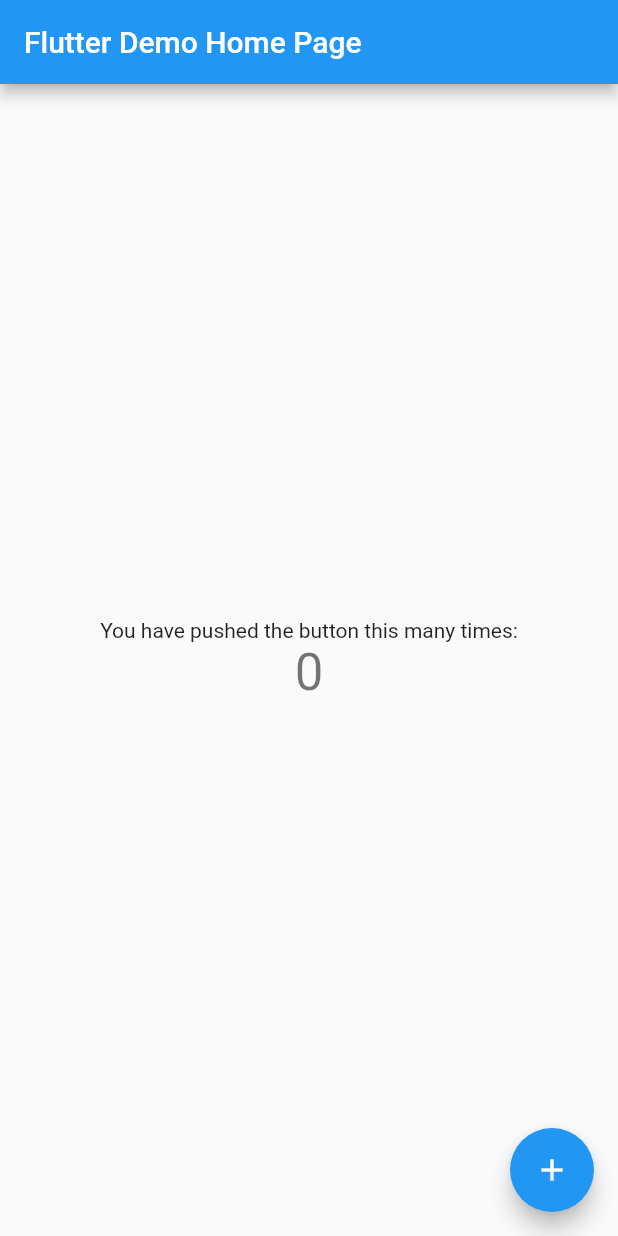
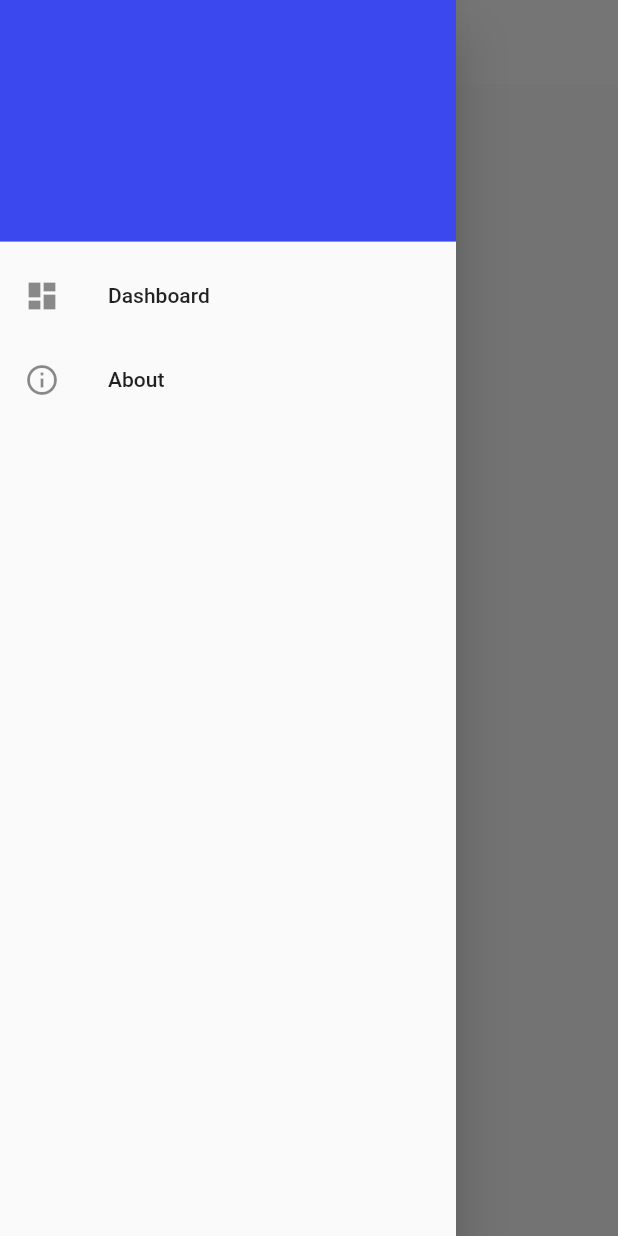
Before and after one commit to Mateusmsouza/show_my_ip, a Flutter app: the screen it shows after launch, with the side drawer open (before the commit the screen has no drawer), on a phone screen of 412 x 824 dp. Run offline on Flutter 3.47's test engine with Material 2 defaults, Android fonts, the phone set to English and light mode, and no system bars; our stand-ins replace flutter_native_splash.

Commit message:
added screens and widgets package

```diff
--- a/lib/main.dart
+++ b/lib/main.dart
@@ -1,115 +1,26 @@
+import 'dart:io';
+
+import 'package:flutter/foundation.dart';
 import 'package:flutter/material.dart';
+import 'package:flutter_native_splash/flutter_native_splash.dart';
+import 'package:show_my_ip/screens/home.dart';
 
 void main() {
+  WidgetsBinding widgetsBinding = WidgetsFlutterBinding.ensureInitialized();
+  FlutterNativeSplash.preserve(widgetsBinding: widgetsBinding);
   runApp(const MyApp());
+  FlutterNativeSplash.remove();
 }
 
 class MyApp extends StatelessWidget {
   const MyApp({Key? key}) : super(key: key);
 
-  // This widget is the root of your application.
   @override
   Widget build(BuildContext context) {
     return MaterialApp(
-      title: 'Flutter Demo',
-      theme: ThemeData(
-        // This is the theme of your application.
-        //
-        // Try running your application with "flutter run". You'll see the
-        // application has a blue toolbar. Then, without quitting the app, try
-        // changing the primarySwatch below to Colors.green and then invoke
-        // "hot reload" (press "r" in the console where you ran "flutter run",
-        // or simply save your changes to "hot reload" in a Flutter IDE).
-        // Notice that the counter didn't reset back to zero; the application
-        // is not restarted.
-        primarySwatch: Colors.blue,
-      ),
-      home: const MyHomePage(title: 'Flutter Demo Home Page'),
+      debugShowCheckedModeBanner: kDebugMode,
+      theme: ThemeData(),
+      home: const Home(),
     );
   }
 }
-
-class MyHomePage extends StatefulWidget {
-  const MyHomePage({Key? key, required this.title}) : super(key: key);
-
-  // This widget is the home page of your application. It is stateful, meaning
-  // that it has a State object (defined below) that contains fields that affect
-  // how it looks.
-
-  // This class is the configuration for the state. It holds the values (in this
-  // case the title) provided by the parent (in this case the App widget) and
-  // used by the build method of the State. Fields in a Widget subclass are
-  // always marked "final".
-
-  final String title;
-
-  @override
-  State<MyHomePage> createState() => _MyHomePageState();
-}
-
-class _MyHomePageState extends State<MyHomePage> {
-  int _counter = 0;
-
-  void _incrementCounter() {
-    setState(() {
-      // This call to setState tells the Flutter framework that something has
-      // changed in this State, which causes it to rerun the build method below
-      // so that the display can reflect the updated values. If we changed
-      // _counter without calling setState(), then the build method would not be
-      // called again, and so nothing would appear to happen.
-      _counter++;
-    });
-  }
-
-  @override
-  Widget build(BuildContext context) {
-    // This method is rerun every time setState is called, for instance as done
-    // by the _incrementCounter method above.
-    //
-    // The Flutter framework has been optimized to make rerunning build methods
-    // fast, so that you can just rebuild anything that needs updating rather
-    // than having to individually change instances of widgets.
-    return Scaffold(
-      appBar: AppBar(
-        // Here we take the value from the MyHomePage object that was created by
-        // the App.build method, and use it to set our appbar title.
-        title: Text(widget.title),
-      ),
-      body: Center(
-        // Center is a layout widget. It takes a single child and positions it
-        // in the middle of the parent.
-        child: Column(
-          // Column is also a layout widget. It takes a list of children and
-          // arranges them vertically. By default, it sizes itself to fit its
-          // children horizontally, and tries to be as tall as its parent.
-          //
-          // Invoke "debug painting" (press "p" in the console, choose the
-          // "Toggle Debug Paint" action from the Flutter Inspector in Android
-          // Studio, or the "Toggle Debug Paint" command in Visual Studio Code)
-          // to see the wireframe for each widget.
-          //
-          // Column has various properties to control how it sizes itself and
-          // how it positions its children. Here we use mainAxisAlignment to
-          // center the children vertically; the main axis here is the vertical
-          // axis because Columns are vertical (the cross axis would be
-          // horizontal).
-          mainAxisAlignment: MainAxisAlignment.center,
-          children: <Widget>[
-            const Text(
-              'You have pushed the button this many times:',
-            ),
-            Text(
-              '$_counter',
-              style: Theme.of(context).textTheme.headline4,
-            ),
-          ],
-        ),
-      ),
-      floatingActionButton: FloatingActionButton(
-        onPressed: _incrementCounter,
-        tooltip: 'Increment',
-        child: const Icon(Icons.add),
-      ), // This trailing comma makes auto-formatting nicer for build methods.
-    );
-  }
-}
--- /dev/null
+++ b/lib/screens/home.dart
@@ -0,0 +1,30 @@
+
+
+import 'package:flutter/material.dart';
+
+import '../widgets/nav_drawer.dart';
+
+class Home extends StatefulWidget {
+  const Home({Key? key}) : super(key: key);
+
+  @override
+  State<Home> createState() => _HomeState();
+}
+
+class _HomeState extends State<Home> {
+
+  @override
+  Widget build(BuildContext context) {
+    return Scaffold(
+      drawer: const NavDrawer(),
+      appBar: AppBar(
+        automaticallyImplyLeading: true,
+        iconTheme: const IconThemeData(color: Color.fromRGBO(58, 72, 237, 1)),
+        backgroundColor: Colors.white,
+        elevation: 0,
+
+      ),
+      body: const Center()// This trailing comma makes auto-formatting nicer for build methods.
+    );
+  }
+}
--- /dev/null
+++ b/lib/widgets/nav_drawer.dart
@@ -0,0 +1,41 @@
+import 'package:flutter/material.dart';
+
+import '../screens/home.dart';
+
+class NavDrawer extends StatelessWidget {
+  const NavDrawer({Key? key}) : super(key: key);
+
+  @override
+  Widget build(BuildContext context) {
+    return Drawer(
+      child: ListView(
+        padding: EdgeInsets.zero,
+        children: <Widget>[
+          const DrawerHeader(
+            child: Text(''),
+            decoration: BoxDecoration(
+                color: Color.fromRGBO(58, 72, 237, 1)),
+          ),
+          ListTile(
+            leading: const Icon(Icons.dashboard),
+            title: const Text('Dashboard'),
+            onTap: (){
+              Navigator.pop(context);
+              Navigator.of(context).push(MaterialPageRoute(
+                  builder: (BuildContext context) => const Home()));
+            },
+          ),
+          ListTile(
+            leading: const Icon(Icons.info_outline),
+            title: const Text('About'),
+            onTap: (){
+              Navigator.pop(context);
+              Navigator.of(context).push(MaterialPageRoute(
+                  builder: (BuildContext context) => const Home()));
+            },
+          ),
+        ],
+      ),
+    );
+  }
+}
```
Also changed, not shown: lib/widgets/information.dart (added, +35 -0 lines), lib/widgets/information_banner.dart (added, +28 -0 lines).
